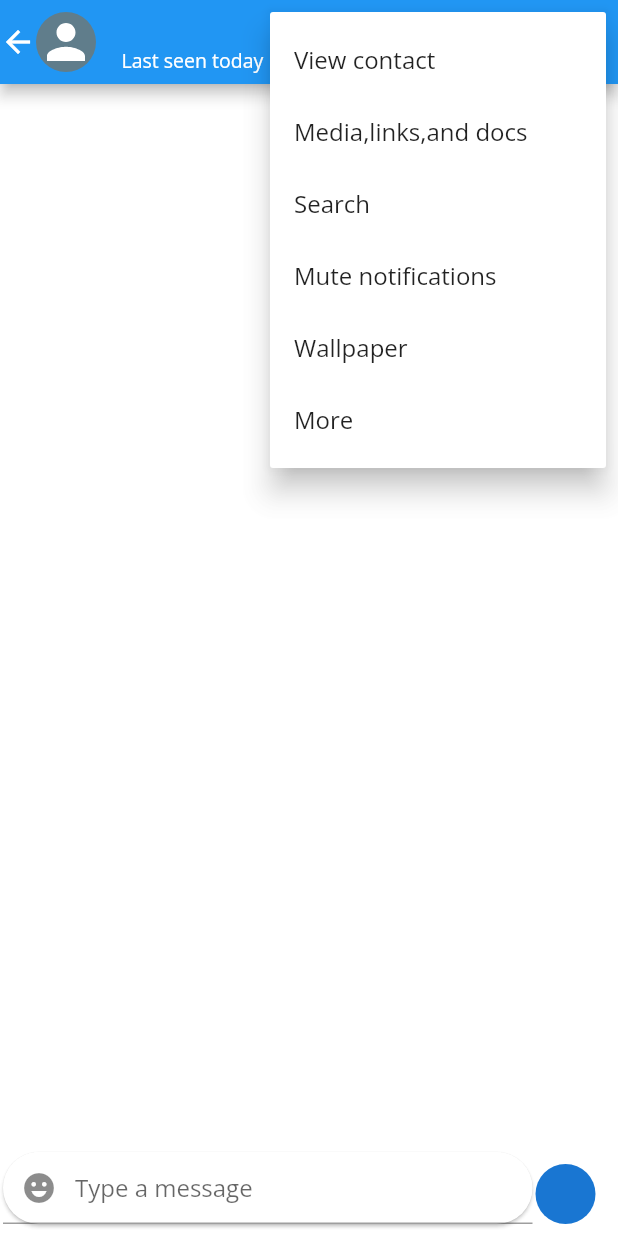
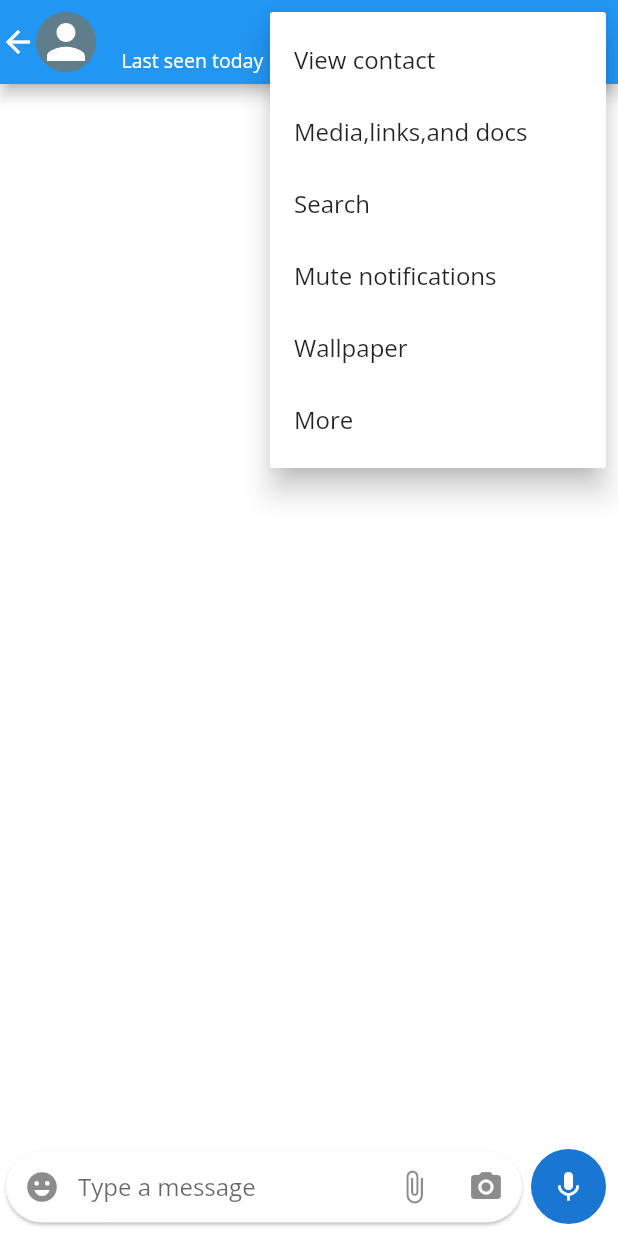
Before and after one commit to juzuli/ContactApp, a Flutter app: the IndividualPage screen opened directly, after a tap on the "more vert" icon, on a phone screen of 412 x 824 dp. Run offline on Flutter 3.47's test engine with Material 2 defaults, Android fonts, the phone set to English and light mode, and no system bars; our stand-ins replace bloc, equatable, firebase_auth, firebase_core, flutter_bloc, flutter_svg and 2 more; accounts and stored records are empty.

```diff
--- a/lib/src/pages/individual_page.dart
+++ b/lib/src/pages/individual_page.dart
@@ -46,6 +46,7 @@ class _IndividualPageState extends State<IndividualPage> {
         title: InkWell(
           onTap: () {},
           child: Column(
+            mainAxisSize: MainAxisSize.min,
             crossAxisAlignment: CrossAxisAlignment.start,
             children: [
               Text(
@@ -117,11 +118,11 @@ class _IndividualPageState extends State<IndividualPage> {
               child: Row(
                 children: [
                   SizedBox(
-                    width: MediaQuery.of(context).size.width - 55,
+                    width: MediaQuery.of(context).size.width - 60,
                     child: Card(
                       margin: const EdgeInsets.only(
-                        left: 2,
-                        right: 2,
+                        left: 4,
+                        right: 4,
                         bottom: 8,
                       ),
                       shape: RoundedRectangleBorder(
@@ -130,17 +131,50 @@ class _IndividualPageState extends State<IndividualPage> {
                       child: TextFormField(
                         textAlignVertical: TextAlignVertical.center,
                         keyboardType: TextInputType.multiline,
+                        maxLines: 5,
+                        minLines: 1,
                         decoration: InputDecoration(
+                          border: InputBorder.none,
                           contentPadding: const EdgeInsets.all(5),
                           hintText: 'Type a message',
                           prefixIcon: IconButton(
-                              onPressed: (){},
-                              icon: const Icon(Icons.emoji_emotions)),
+                            onPressed: () {},
+                            icon: const Icon(Icons.emoji_emotions),
+                          ),
+                          suffixIcon: Row(
+                            mainAxisSize: MainAxisSize.min,
+                            children: [
+                              IconButton(
+                                onPressed: () {
+                                  showModalBottomSheet(
+                                      backgroundColor: Colors.transparent,
+                                      context: context,
+                                      builder: (builder) {
+                                        return bottomSheet();
+                                      });
+                                },
+                                icon: const Icon(Icons.attach_file),
+                              ),
+                              IconButton(
+                                onPressed: () {},
+                                icon: const Icon(Icons.camera_alt),
+                              ),
+                            ],
+                          ),
                         ),
                       ),
                     ),
                   ),
-                  const CircleAvatar()
+                  Padding(
+                    padding: const EdgeInsets.only(bottom: 8, left: 2),
+                    child: CircleAvatar(
+                      radius: 25,
+                      child: IconButton(
+                        onPressed: () {},
+                        icon: const Icon(Icons.mic),
+                      ),
+                    ),
+                  )
                 ],
               ),
             )
@@ -149,4 +183,58 @@ class _IndividualPageState extends State<IndividualPage> {
       ),
     );
   }
+
+  Widget bottomSheet() {
+    return SizedBox(
+      height: 278,
+      width: MediaQuery.of(context).size.width,
+      child: Card(
+        margin: const EdgeInsets.all(18),
+        child: Padding(
+          padding: const EdgeInsets.symmetric(vertical: 20, horizontal: 40),
+          child: Wrap(
+            alignment: WrapAlignment.center,
+            spacing: 40,
+            runSpacing: 25,
+            children: [
+              iconCreation(Icons.insert_drive_file, Colors.indigo, 'Document'),
+              iconCreation(Icons.camera_alt, Colors.pink, 'Camera'),
+              iconCreation(Icons.insert_photo, Colors.purple, 'Gallery'),
+              iconCreation(Icons.headset, Colors.deepOrange, 'Audio'),
+              iconCreation(Icons.location_pin, Colors.green, 'Location'),
+              iconCreation(Icons.person, Colors.blue, 'Contact'),
+            ],
+          ),
+        ),
+      ),
+    );
+  }
+
+  Widget iconCreation(
+    IconData icon,
+    Color color,
+    String text,
+  ) {
+    return InkWell(
+      onTap: (){},
+      child: Column(
+        children: [
+          CircleAvatar(
+            backgroundColor: color,
+            radius: 30,
+            child: Icon(icon),
+          ),
+          const SizedBox(
+            height: 5,
+          ),
+          Text(
+            text,
+            style: const TextStyle(
+              fontSize: 12,
+            ),
+          ),
+        ],
+      ),
+    );
+  }
 }
--- a/pubspec.yaml
+++ b/pubspec.yaml
@@ -44,6 +44,8 @@ dependencies:
   # Use with the CupertinoIcons class for iOS style icons.
   cupertino_icons: ^1.0.2
   flutter_svg: ^1.0.3
+  emoji_picker_flutter: ^1.1.2
+  shared_preferences: ^2.0.15
 
 
 dev_dependencies:
```
Also changed, not shown: pubspec.lock.
